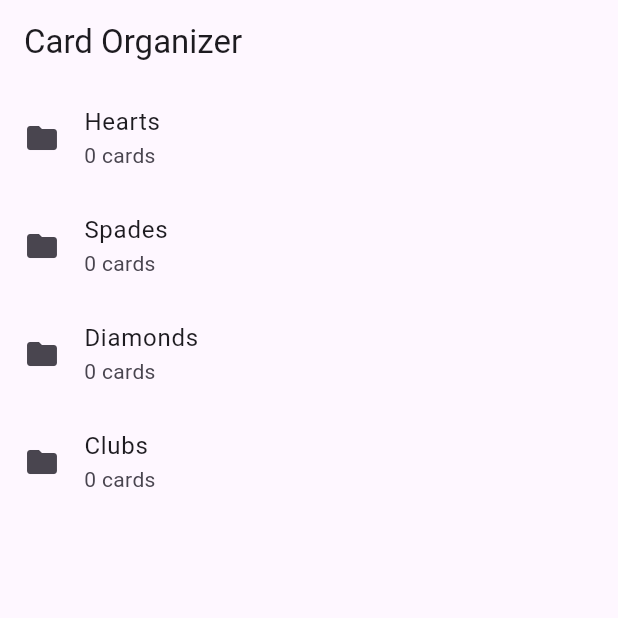
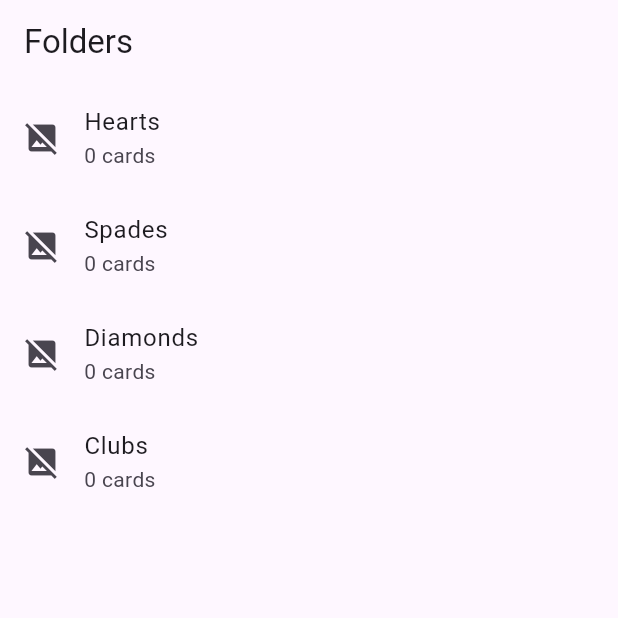
Before and after one commit to Darshan959/class_activity_9, a Flutter app: the screen it shows after launch, on a phone screen of 412 x 824 dp, the top half of it. Run offline on Flutter 3.47's test engine with Material 3 defaults, Android fonts, the phone set to English and light mode, and no system bars; our stand-ins replace sqflite; accounts and stored records are empty.

Commit message:
Final code

```diff
--- a/cards_activity_app/lib/folder_screen.dart
+++ b/cards_activity_app/lib/folder_screen.dart
@@ -20,11 +20,6 @@ class _FolderScreenState extends State<FolderScreen> {
     _folders = DatabaseHelper.instance.getFolders();
   }
 
-  Future<int> _getCardCount(int folderId) async {
-    final cards = await DatabaseHelper.instance.getCards(folderId);
-    return cards.length;
-  }
-
   Future<String?> _getFirstCardImage(int folderId) async {
     final cards = await DatabaseHelper.instance.getCards(folderId);
     if (cards.isNotEmpty) {
@@ -36,7 +31,7 @@ class _FolderScreenState extends State<FolderScreen> {
   @override
   Widget build(BuildContext context) {
     return Scaffold(
-      appBar: AppBar(title: Text('Card Organizer')),
+      appBar: AppBar(title: Text('Folders')),
       body: FutureBuilder<List<Map<String, dynamic>>>(
         future: _folders,
         builder: (context, snapshot) {
@@ -48,35 +43,52 @@ class _FolderScreenState extends State<FolderScreen> {
             itemCount: folders.length,
             itemBuilder: (context, index) {
               final folder = folders[index];
-              return FutureBuilder<int>(
-                future: _getCardCount(folder['id']),
-                builder: (context, cardCountSnapshot) {
-                  if (!cardCountSnapshot.hasData) {
-                    return ListTile(title: Text(folder['name']));
+              return ListTile(
+                title: Text(folder['name']),
+                subtitle: FutureBuilder<List<Map<String, dynamic>>>(
+                  future: DatabaseHelper.instance.getCards(folder['id']),
+                  builder: (context, snapshot) {
+                    if (!snapshot.hasData) {
+                      return Text('Loading...');
                     }
-                  final cardCount = cardCountSnapshot.data!;
-                  return FutureBuilder<String?>(
+                    final cardCount = snapshot.data!.length;
+                    return Text('$cardCount cards');
+                  },
+                ),
+                leading: FutureBuilder<String?>(
                   future: _getFirstCardImage(folder['id']),
-                    builder: (context, imageSnapshot) {
-                      return ListTile(
-                        leading: imageSnapshot.hasData
-                            ? Image.network(imageSnapshot.data!)
-                            : Icon(Icons.folder),
-                        title: Text(folder['name']),
-                        subtitle: Text('$cardCount cards'),
+                  builder: (context, snapshot) {
+                    if (snapshot.hasData && snapshot.data != null) {
+                      return Container(
+                        width: 50,
+                        height: 50,
+                        child: Image.network(
+                          snapshot.data!,
+                          fit: BoxFit.contain,
+                          errorBuilder: (context, error, stackTrace) {
+                            return Icon(Icons.image_not_supported);
+                          },
+                        ),
+                      );
+                    } else {
+                      return Icon(Icons.image_not_supported);
+                    }
+                  },
+                ),
                 onTap: () {
                   Navigator.push(
                     context,
                     MaterialPageRoute(
                       builder: (context) => CardScreen(
                         folderId: folder['id'],
-                                  folderName: folder['name']),
+                        folderName: folder['name'],
                       ),
-                          );
-                        },
-                      );
-                    },
-                  );
+                    ),
+                  ).then((_) {
+                    setState(() {
+                      _loadFolders();
+                    });
+                  });
                 },
               );
             },
--- a/cards_activity_app/lib/main.dart
+++ b/cards_activity_app/lib/main.dart
@@ -1,3 +1,4 @@
+// Darshan Nair and Raahul Nair
 import 'package:flutter/material.dart';
 import 'database_helper.dart';
 import 'folder_screen.dart';
```
Also changed, not shown: cards_activity_app/lib/cards_screen.dart (+23 -6 lines), cards_activity_app/lib/database_helper.dart (+1 -6 lines). Lines whose indentation alone changed are shown as unchanged.
